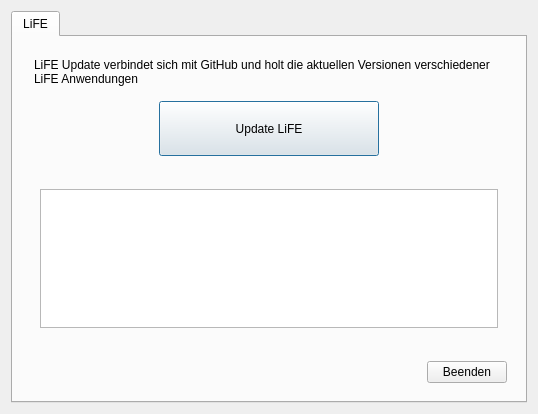
First picture: the form in main.ui, repository valueerrorx/life-update, before the edit.
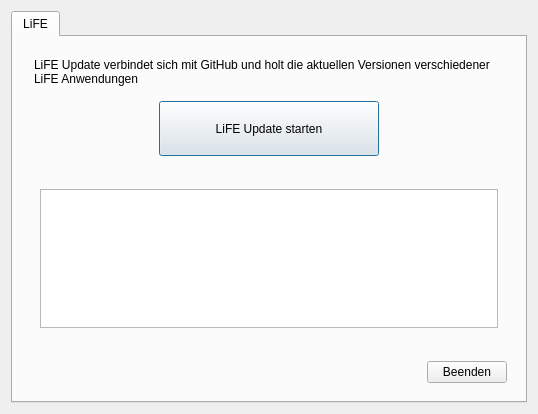
Second picture: the form after the edit.

Commit message: fixed ui crash, made the whole process more verbose

```diff
--- a/main.ui
+++ b/main.ui
@@ -106,7 +106,7 @@
              </size>
             </property>
             <property name="text">
-             <string>Update LiFE</string>
+             <string>LiFE Update starten</string>
             </property>
            </widget>
           </item>
```
Left out of the diff: 13 changed lines with no effect on the pictures. The commit also changes 1 other file.
